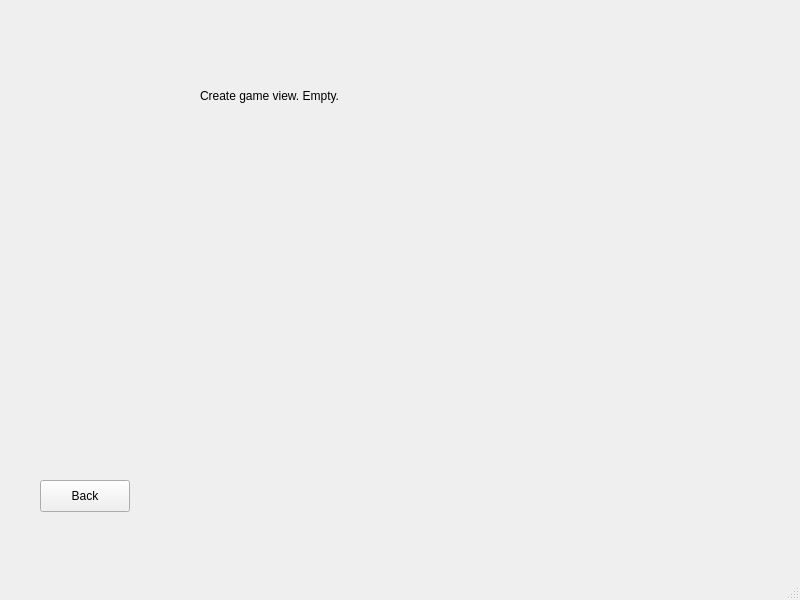
The window that client/views/creategameview.ui (cavoke-project/cavoke) describes before a commit, drawn with Qt 5.
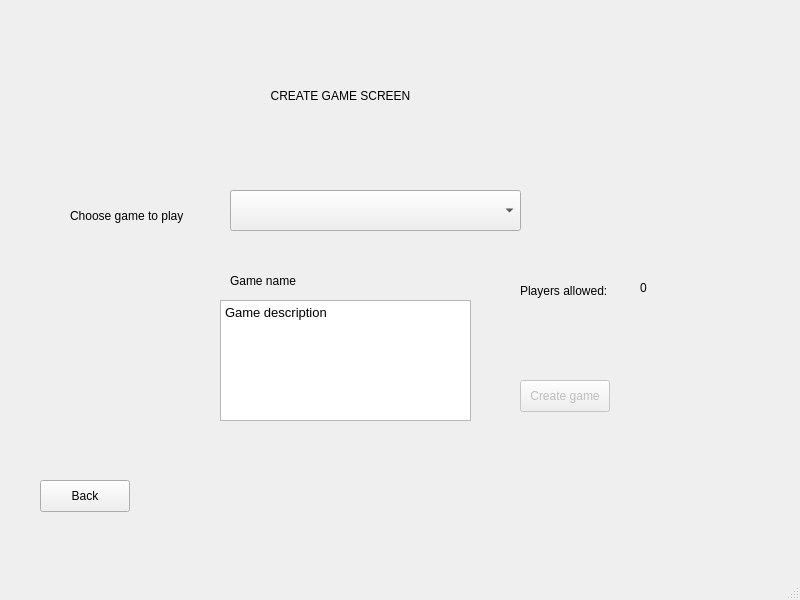
The same window after the commit.

Commit message: Fixed networking connect, added getGamesList

Diff of the .ui file:
```diff
--- a/client/views/creategameview.ui
+++ b/client/views/creategameview.ui
@@ -30,14 +30,115 @@
    <widget class="QLabel" name="label">
     <property name="geometry">
      <rect>
-      <x>200</x>
+      <x>250</x>
       <y>60</y>
-      <width>291</width>
+      <width>181</width>
       <height>71</height>
      </rect>
     </property>
     <property name="text">
-     <string>Create game view. Empty.</string>
+     <string>CREATE GAME SCREEN</string>
+    </property>
+    <property name="scaledContents">
+     <bool>false</bool>
+    </property>
+    <property name="alignment">
+     <set>Qt::AlignCenter</set>
+    </property>
+   </widget>
+   <widget class="QComboBox" name="comboBox">
+    <property name="geometry">
+     <rect>
+      <x>230</x>
+      <y>190</y>
+      <width>291</width>
+      <height>41</height>
+     </rect>
+    </property>
+   </widget>
+   <widget class="QLabel" name="label_2">
+    <property name="geometry">
+     <rect>
+      <x>70</x>
+      <y>200</y>
+      <width>131</width>
+      <height>31</height>
+     </rect>
+    </property>
+    <property name="text">
+     <string>Choose game to play</string>
+    </property>
+   </widget>
+   <widget class="QLabel" name="gameNameLabel">
+    <property name="geometry">
+     <rect>
+      <x>230</x>
+      <y>270</y>
+      <width>111</width>
+      <height>21</height>
+     </rect>
+    </property>
+    <property name="text">
+     <string>Game name</string>
+    </property>
+   </widget>
+   <widget class="QTextBrowser" name="gameDescriptionTextBrowser">
+    <property name="geometry">
+     <rect>
+      <x>220</x>
+      <y>300</y>
+      <width>251</width>
+      <height>121</height>
+     </rect>
+    </property>
+    <property name="html">
+     <string>&lt;!DOCTYPE HTML PUBLIC &quot;-//W3C//DTD HTML 4.0//EN&quot; &quot;http://www.w3.org/TR/REC-html40/strict.dtd&quot;&gt;
+&lt;html&gt;&lt;head&gt;&lt;meta name=&quot;qrichtext&quot; content=&quot;1&quot; /&gt;&lt;style type=&quot;text/css&quot;&gt;
+p, li { white-space: pre-wrap; }
+&lt;/style&gt;&lt;/head&gt;&lt;body style=&quot; font-family:'Cantarell'; font-size:10pt; font-weight:400; font-style:normal;&quot;&gt;
+&lt;p style=&quot; margin-top:0px; margin-bottom:0px; margin-left:0px; margin-right:0px; -qt-block-indent:0; text-indent:0px;&quot;&gt;Game description&lt;/p&gt;&lt;/body&gt;&lt;/html&gt;</string>
+    </property>
+   </widget>
+   <widget class="QLabel" name="label_3">
+    <property name="geometry">
+     <rect>
+      <x>520</x>
+      <y>280</y>
+      <width>111</width>
+      <height>21</height>
+     </rect>
+    </property>
+    <property name="text">
+     <string>Players allowed:</string>
+    </property>
+   </widget>
+   <widget class="QLabel" name="playersAmountLabel">
+    <property name="geometry">
+     <rect>
+      <x>640</x>
+      <y>280</y>
+      <width>57</width>
+      <height>16</height>
+     </rect>
+    </property>
+    <property name="text">
+     <string>0</string>
+    </property>
+   </widget>
+   <widget class="QPushButton" name="createGameButton">
+    <property name="enabled">
+     <bool>false</bool>
+    </property>
+    <property name="geometry">
+     <rect>
+      <x>520</x>
+      <y>380</y>
+      <width>90</width>
+      <height>32</height>
+     </rect>
+    </property>
+    <property name="text">
+     <string>Create game</string>
     </property>
    </widget>
   </widget>
```
The commit also changes 3 other files.
